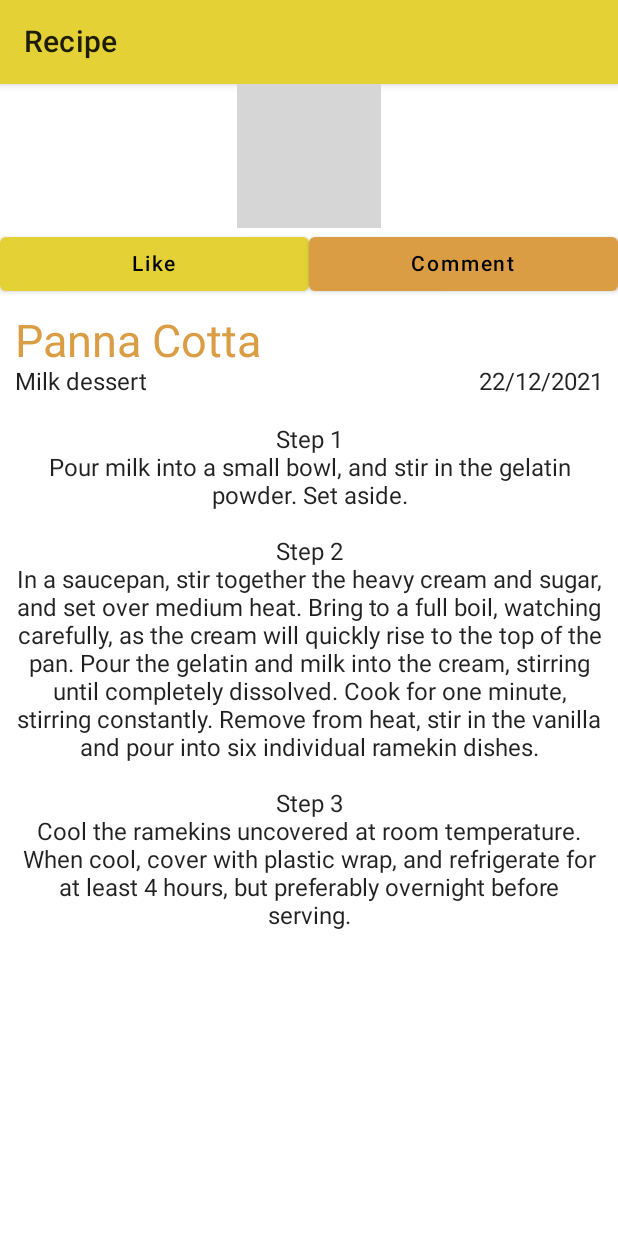
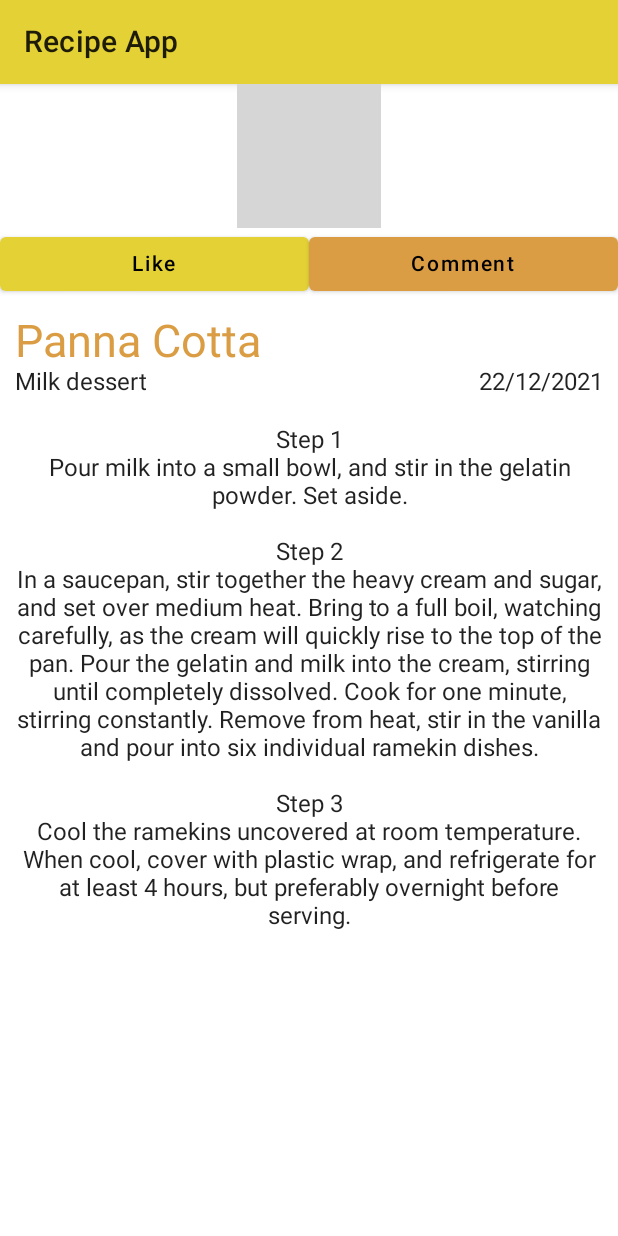
Before and after one commit to aliatillaydemir/Basic_recipe_app-design-_withCompose, an Android app built with Jetpack Compose: the screen it shows after launch (MainActivity), on a phone screen of 412 x 824 dp. Run offline under Robolectric (Android 15) with nearby library versions, the phone set to English and light mode, and no system bars; grey boxes are pictures that could not be loaded.

Commit message:
commit&push with git fork to master branch

```diff
--- a/app/src/main/java/com/ayd/foodrecipe/MainActivity.kt
+++ b/app/src/main/java/com/ayd/foodrecipe/MainActivity.kt
@@ -51,7 +51,7 @@ fun MainMethod() {
     Scaffold(
         topBar = {
             TopAppBar(
-                title = {Text(text = "Recipe")},
+                title = {Text(text = "Recipe App")},
                 backgroundColor = colorResource(id = R.color.mainColor)
             )
 
```
